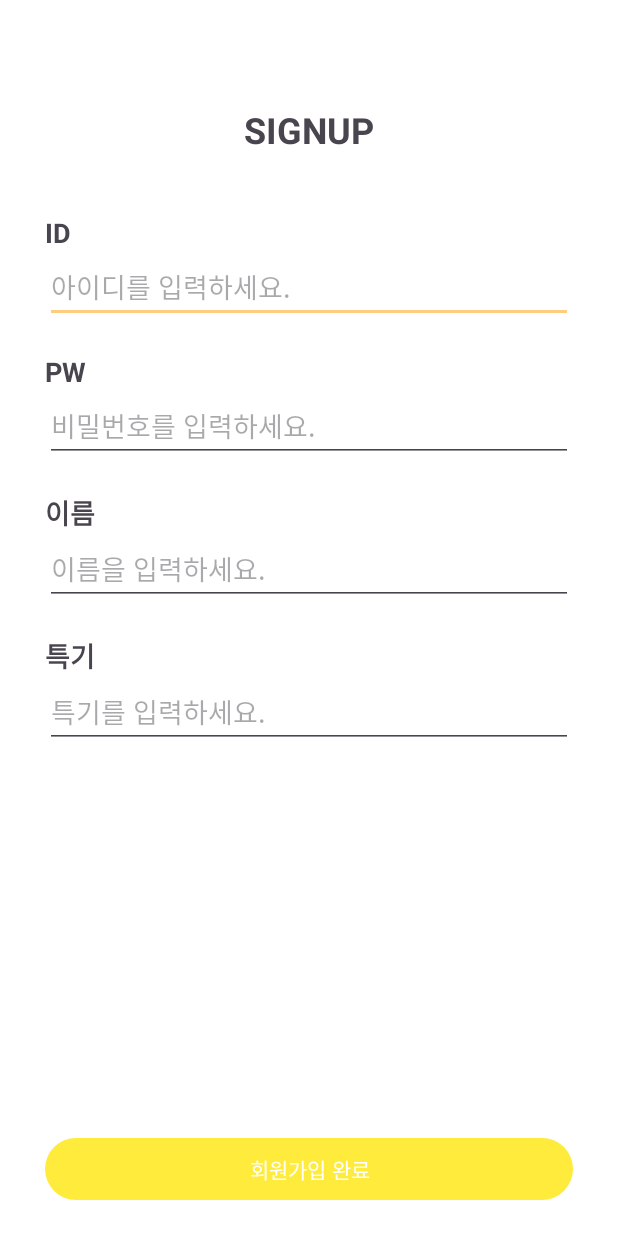
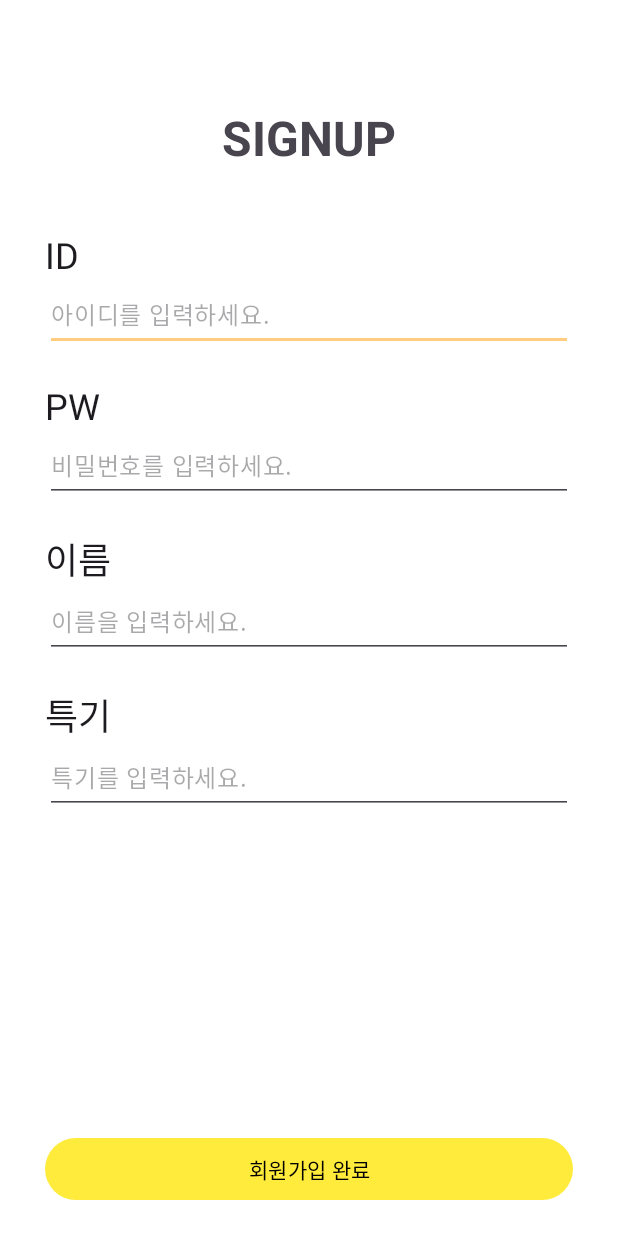
Before and after one commit to GO-SOPT-ANDROID/sohyun-park, an Android app: the SignUpActivity screen opened directly, with no data from a screen before it, on a phone screen of 412 x 824 dp. Run offline under Robolectric (Android 15) with nearby library versions, the phone set to English and light mode, and no system bars.

Commit message:
Feat: Font 적용

```diff
--- a/app/src/main/res/layout/activity_sign_up.xml
+++ b/app/src/main/res/layout/activity_sign_up.xml
@@ -27,7 +27,7 @@
                 android:layout_height="wrap_content"
                 android:layout_marginTop="40dp"
                 android:text="@string/signup_title"
-                android:textSize="24sp"
+                android:textAppearance="?textAppearanceHeadlineLarge"
                 android:textStyle="bold"
                 app:layout_constraintEnd_toEndOf="parent"
                 app:layout_constraintStart_toStartOf="parent"
@@ -40,8 +40,7 @@
                 android:layout_height="wrap_content"
                 android:layout_marginTop="40dp"
                 android:text="@string/signup_id"
-                android:textSize="18sp"
-                android:textStyle="bold"
+                android:textAppearance="?textAppearanceHeadlineSmall"
                 app:layout_constraintStart_toStartOf="@id/et_signup_id"
                 app:layout_constraintTop_toBottomOf="@id/tv_signup_title" />
 
@@ -53,6 +52,7 @@
                 android:hint="아이디를 입력하세요."
                 android:inputType="text"
                 android:minHeight="48dp"
+                android:textAppearance="?textAppearanceBodyLarge"
                 app:layout_constraintEnd_toEndOf="parent"
                 app:layout_constraintStart_toStartOf="parent"
                 app:layout_constraintTop_toBottomOf="@id/tv_signup_id"
@@ -65,8 +65,7 @@
                 android:layout_height="wrap_content"
                 android:layout_marginTop="20dp"
                 android:text="@string/signup_pw"
-                android:textSize="18sp"
-                android:textStyle="bold"
+                android:textAppearance="?textAppearanceHeadlineSmall"
                 app:layout_constraintStart_toStartOf="@id/et_signup_pw"
                 app:layout_constraintTop_toBottomOf="@id/et_signup_id"
                 tools:layout_editor_absoluteX="30dp"
@@ -80,6 +79,7 @@
                 android:hint="비밀번호를 입력하세요."
                 android:inputType="textPassword"
                 android:minHeight="48dp"
+                android:textAppearance="?textAppearanceBodyLarge"
                 app:layout_constraintEnd_toEndOf="parent"
                 app:layout_constraintStart_toStartOf="parent"
                 app:layout_constraintTop_toBottomOf="@id/tv_signup_pw" />
@@ -91,8 +91,7 @@
                 android:layout_height="wrap_content"
                 android:layout_marginTop="20dp"
                 android:text="@string/signup_name"
-                android:textSize="18sp"
-                android:textStyle="bold"
+                android:textAppearance="?textAppearanceHeadlineSmall"
                 app:layout_constraintStart_toStartOf="@id/et_signup_name"
                 app:layout_constraintTop_toBottomOf="@id/et_signup_pw"
                 tools:layout_editor_absoluteX="30dp"
@@ -106,6 +105,7 @@
                 android:hint="이름을 입력하세요."
                 android:inputType="text"
                 android:minHeight="48dp"
+                android:textAppearance="?textAppearanceBodyLarge"
                 app:layout_constraintEnd_toEndOf="parent"
                 app:layout_constraintStart_toStartOf="parent"
                 app:layout_constraintTop_toBottomOf="@id/tv_signup_name" />
@@ -116,8 +116,7 @@
                 android:layout_height="wrap_content"
                 android:layout_marginTop="20dp"
                 android:text="@string/signup_specialty"
-                android:textSize="18sp"
-                android:textStyle="bold"
+                android:textAppearance="?textAppearanceHeadlineSmall"
                 app:layout_constraintStart_toStartOf="@id/et_signup_specialty"
                 app:layout_constraintTop_toBottomOf="@id/et_signup_name"
                 tools:layout_editor_absoluteX="30dp"
@@ -132,6 +131,7 @@
                 android:hint="특기를 입력하세요."
                 android:inputType="text"
                 android:minHeight="48dp"
+                android:textAppearance="?textAppearanceBodyLarge"
                 app:layout_constraintEnd_toEndOf="parent"
                 app:layout_constraintStart_toStartOf="parent"
                 app:layout_constraintTop_toBottomOf="@id/tv_signup_specialty" />
@@ -149,6 +149,7 @@
         android:paddingTop="10dp"
         android:paddingBottom="10dp"
         android:text="회원가입 완료"
+        android:textAppearance="?textAppearanceBodyMedium"
         app:layout_constraintBottom_toBottomOf="parent"
         app:layout_constraintEnd_toEndOf="parent"
         app:layout_constraintStart_toStartOf="parent"
--- a/app/src/main/res/layout/fragment_my_page.xml
+++ b/app/src/main/res/layout/fragment_my_page.xml
@@ -22,6 +22,7 @@
         android:layout_width="wrap_content"
         android:layout_height="wrap_content"
         android:layout_marginTop="12dp"
+        android:textAppearance="?textAppearanceBodyLarge"
         app:layout_constraintEnd_toEndOf="parent"
         app:layout_constraintStart_toStartOf="parent"
         app:layout_constraintTop_toBottomOf="@+id/iv_my_page_main"
@@ -32,6 +33,7 @@
         android:layout_width="wrap_content"
         android:layout_height="wrap_content"
         android:layout_marginTop="12dp"
+        android:textAppearance="?textAppearanceBodyLarge"
         app:layout_constraintEnd_toEndOf="@+id/tv_my_page_name"
         app:layout_constraintStart_toStartOf="@+id/tv_my_page_name"
         app:layout_constraintTop_toBottomOf="@+id/tv_my_page_name"
@@ -42,6 +44,7 @@
         android:layout_width="wrap_content"
         android:layout_height="wrap_content"
         android:text="@string/my_page_logout"
+        android:textAppearance="?textAppearanceBodyLarge"
         app:layout_constraintBottom_toBottomOf="parent"
         app:layout_constraintEnd_toEndOf="parent"
         app:layout_constraintStart_toStartOf="parent"
--- a/app/src/main/res/values-night/themes.xml
+++ b/app/src/main/res/values-night/themes.xml
@@ -2,12 +2,12 @@
     <!-- Base application theme. -->
     <style name="Theme.GOSOPTAndroid" parent="Theme.MaterialComponents.DayNight.DarkActionBar">
         <!-- Primary brand color. -->
-        <item name="colorPrimary">@color/purple_200</item>
-        <item name="colorPrimaryVariant">@color/purple_700</item>
+        <item name="colorPrimary">@color/orange_200</item>
+        <item name="colorPrimaryVariant">@color/orange_700</item>
         <item name="colorOnPrimary">@color/black</item>
         <!-- Secondary brand color. -->
-        <item name="colorSecondary">@color/teal_200</item>
-        <item name="colorSecondaryVariant">@color/teal_200</item>
+        <item name="colorSecondary">@color/deep_orange_200</item>
+        <item name="colorSecondaryVariant">@color/deep_orange_200</item>
         <item name="colorOnSecondary">@color/black</item>
         <!-- Status bar color. -->
         <item name="android:statusBarColor">?attr/colorPrimaryVariant</item>
--- a/app/src/main/res/values/themes.xml
+++ b/app/src/main/res/values/themes.xml
@@ -4,19 +4,19 @@
         <!-- Primary brand color. -->
         <item name="colorPrimary">@color/yellow_500</item>
         <item name="colorPrimaryVariant">@color/yellow_700</item>
-        <item name="colorOnPrimary">@color/white</item>
+        <item name="colorOnPrimary">@color/black</item>
         <!-- Secondary brand color. -->
         <item name="colorSecondary">@color/orange_200</item>
         <item name="colorSecondaryVariant">@color/orange_700</item>
         <item name="colorOnSecondary">@color/black</item>
         <!--Neutral Key Color-->
         <item name="android:colorBackground">@color/white</item>
-        <item name="colorOnBackground">@color/black</item>
-        <item name="colorSurface">@color/grey_600</item>
-        <item name="colorOnSurface">@color/grey_100</item>
-        <item name="colorSurfaceVariant">@color/grey_400</item>
-        <item name="colorOnSurfaceInverse">@color/grey_600</item>
-        <item name="colorOnSurfaceVariant">@color/grey_200</item>
+        <item name="colorOnBackground">@color/grey_800</item>
+        <item name="colorSurface">@color/yellow_600</item>
+        <item name="colorOnSurface">@color/yellow_100</item>
+        <item name="colorSurfaceVariant">@color/yellow_400</item>
+        <item name="colorOnSurfaceInverse">@color/yellow_600</item>
+        <item name="colorOnSurfaceVariant">@color/yellow_50</item>
         <!-- Status bar color. -->
         <item name="android:statusBarColor">?android:colorBackground</item>
         <!-- Customize your theme here. -->
```
Also changed, not shown: app/src/main/res/font/font.xml (+8 -8 lines), app/src/main/res/layout/activity_sign_in.xml (+7 -8 lines).
